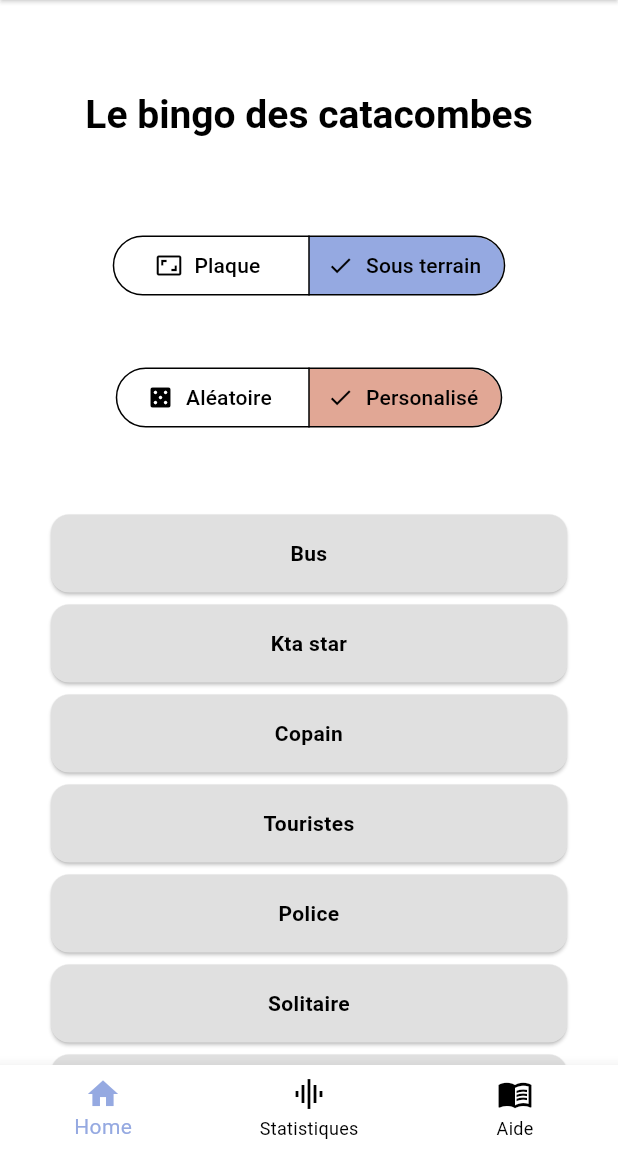
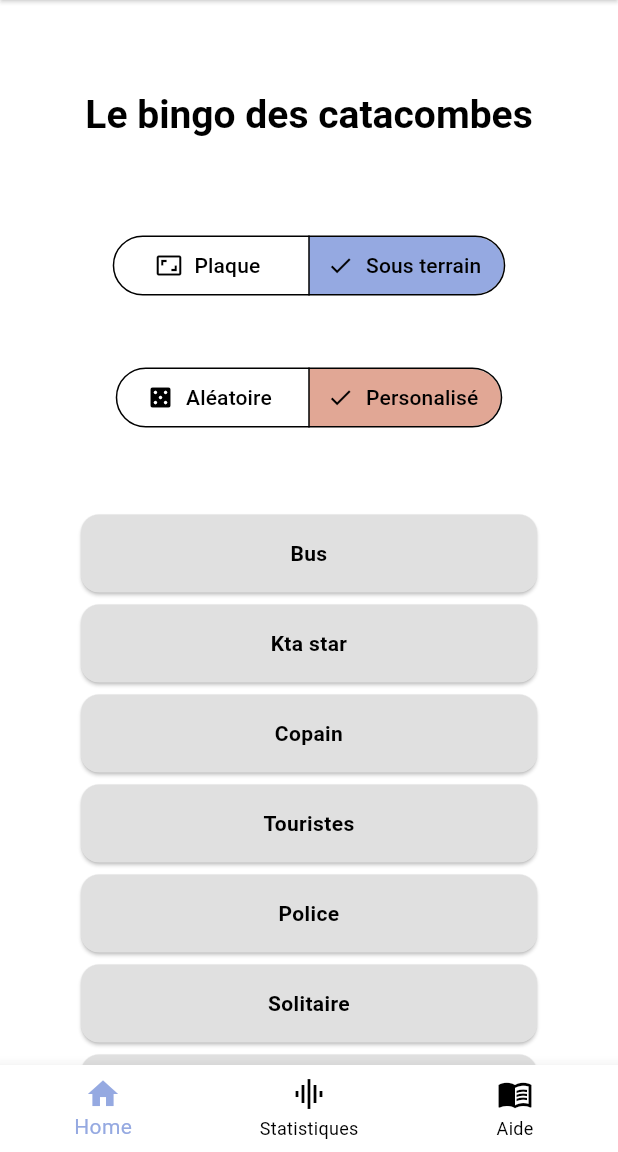
Before and after one commit to Extauren/Plaktago, a Flutter app: the screen it shows after launch, after a tap on "Sous terrain", after a tap on "Personalisé", on a phone screen of 412 x 824 dp, the part 84-1236 px from its top. Run offline on Flutter 3.47's test engine with Material 2 defaults, Android fonts, the light colour scheme and no system bars; our stand-ins replace expansion_tile_card, fl_chart, font_awesome_flutter, go_router, google_fonts, stop_watch_timer; Roboto replaces fonts that are missing (RobotCondensed).

Commit message:
Fix in Personalized card in home, scrool parent when reach top or end of child list

```diff
--- a/lib/home/home.dart
+++ b/lib/home/home.dart
@@ -1,10 +1,7 @@
-import 'dart:math';
-
 import 'package:flutter/material.dart';
 import 'package:plaktago/game/board/bingoCard.dart';
 import 'package:plaktago/utils/appSettings.dart';
 import 'package:plaktago/utils/saveGame.dart';
-import 'package:provider/provider.dart';
 import '../game/bingo.dart';
 import '../game/gameData.dart';
 import 'drawer.dart';
@@ -36,6 +33,8 @@ class _Home extends State<Home> {
   final Key bingoTypeKey = PageStorageKey('bingoType');
   final Key personalizeKey = PageStorageKey('personalizeKey');
   int nbCards = 0;
+  ScrollController _childScrollController = ScrollController();
+  ScrollController _parentScrollController = ScrollController();
 
   @override
   void initState() {
@@ -68,7 +67,7 @@ class _Home extends State<Home> {
 
   void resetHome() {
     setState(() {
-      //widget.bingoParams = BingoParams();
+      widget.bingoParams.setBingoParams(BingoParams());
       widget.bingoParams.setPersonalizeCards([]);
       nbCards = 0;
     });
@@ -172,7 +171,7 @@ class _Home extends State<Home> {
         ),
         drawer: DrawerApp(
             changeTheme: widget.changeTheme, appSettings: widget.appSettings),
-        body: ListView(children: [
+        body: ListView(controller: _parentScrollController, children: [
           Container(
               margin: const EdgeInsets.only(
                   top: 60.0, left: 10, right: 10, bottom: 20),
@@ -213,9 +212,27 @@ class _Home extends State<Home> {
                   mode: widget.bingoParams.bingoParams.mode,
                   updateBingoMode: widget.bingoParams.bingoParams.updateMode,
                   updateParentState: updateState)),
-          Row(mainAxisAlignment: MainAxisAlignment.center, children: [
           if (widget.bingoParams.bingoParams.mode == Mode.personalize)
-              ConstrainedBox(
+            NotificationListener(
+                onNotification: (ScrollNotification notification) {
+                  if (notification is ScrollUpdateNotification) {
+                    if (notification.metrics.pixels ==
+                        notification.metrics.maxScrollExtent) {
+                      _parentScrollController.animateTo(
+                          _parentScrollController.position.maxScrollExtent,
+                          duration: Duration(milliseconds: 500),
+                          curve: Curves.easeIn);
+                    } else if (notification.metrics.pixels ==
+                        notification.metrics.minScrollExtent) {
+                      _parentScrollController.animateTo(
+                          _parentScrollController.position.minScrollExtent,
+                          duration: Duration(milliseconds: 500),
+                          curve: Curves.easeIn);
+                    }
+                  }
+                  return true;
+                },
+                child: ConstrainedBox(
                     constraints: BoxConstraints(
                       maxWidth: MediaQuery.of(context).size.width,
                       maxHeight: MediaQuery.of(context).size.height,
@@ -225,8 +242,8 @@ class _Home extends State<Home> {
                         cards: widget.bingoParams.personalizeCard,
                         type: widget.bingoParams.bingoParams.bingoType,
                         nbCardSelect: nbCards,
-                      changeNbCardValue: changeNbCardValue))
-          ]),
+                        changeNbCardValue: changeNbCardValue,
+                        controller: _childScrollController))),
           if ((widget.bingoParams.bingoParams.mode == Mode.personalize) ||
               widget.bingoParams.bingoParams.mode == Mode.random)
             Align(
--- a/lib/home/personalize.dart
+++ b/lib/home/personalize.dart
@@ -14,12 +14,14 @@ class Personalize extends StatefulWidget {
   final BingoType type;
   int nbCardSelect;
   Function changeNbCardValue;
+  ScrollController controller;
   Personalize(
       {Key? key,
       required this.cards,
       required this.type,
       required this.nbCardSelect,
-      required this.changeNbCardValue})
+      required this.changeNbCardValue,
+      required this.controller})
       : super(key: key);
 
   @override
@@ -61,19 +63,19 @@ class _Personalize extends State<Personalize> {
     });
   }
 
-  // Display difficulty in card
   @override
   Widget build(BuildContext context) {
     return SizedBox(
         height: 550,
         child: ListView.builder(
+            controller: widget.controller,
             itemCount: widget.cards.length,
             itemBuilder: (context, index) {
               return GestureDetector(
                   onTap: () => _selectCard(index),
                   child: Container(
                       height: 60,
-                      margin: EdgeInsets.symmetric(horizontal: 30),
+                      margin: EdgeInsets.symmetric(horizontal: 50),
                       child: Card(
                           color: getCardColor(index),
                           child: Center(
--- a/lib/navigation_bar.dart
+++ b/lib/navigation_bar.dart
@@ -7,6 +7,7 @@ import 'statistic/statistic.dart';
 import '../utils/bingoParams.dart';
 import 'game/gameData.dart';
 import 'help.dart';
+import 'test.dart';
 
 class NavigationBarApp extends StatefulWidget {
   final Function changeTheme;
```
Lines whose indentation alone changed are shown as unchanged.
